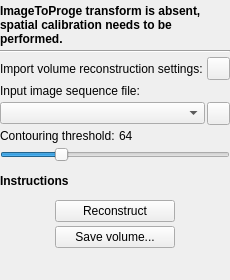
Old version of the form fCal/Toolboxes/LandmarkTransformationToolbox.ui in the repository bpycinski/PlusApp.
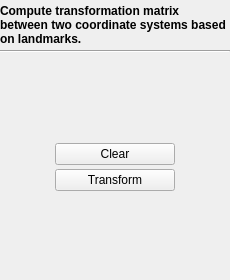
New version of the form. Icons and pictures are not drawn.

Commit message: Zmiana rozszerzenia cpp na cxx w pliku klasy LandmarkTransformationToolbox. Zaimplementowanie tej klasy (tylko wymagane funkcje, dziedziczenia itp.). Dodanie do glownego okna fCal zakładki i przygotowanie okna do wyświetlania.

Diff of the .ui file:
```diff
--- a/fCal/Toolboxes/LandmarkTransformationToolbox.ui
+++ b/fCal/Toolboxes/LandmarkTransformationToolbox.ui
@@ -47,114 +47,7 @@
    <property name="spacing">
     <number>4</number>
    </property>
-   <item row="2" column="0">
-    <layout class="QHBoxLayout" name="horizontalLayout_3">
-     <property name="spacing">
-      <number>2</number>
-     </property>
-     <item>
-      <widget class="QLabel" name="label_VolumeReconstructionConfig">
-       <property name="toolTip">
-        <string>Also overwrites probe calibration</string>
-       </property>
-       <property name="text">
-        <string>Import volume reconstruction settings:</string>
-       </property>
-      </widget>
-     </item>
-     <item>
-      <widget class="QPushButton" name="pushButton_OpenVolumeReconstructionConfig">
-       <property name="sizePolicy">
-        <sizepolicy hsizetype="Fixed" vsizetype="Fixed">
-         <horstretch>0</horstretch>
-         <verstretch>0</verstretch>
-        </sizepolicy>
-       </property>
-       <property name="minimumSize">
-        <size>
-         <width>23</width>
-         <height>23</height>
-        </size>
-       </property>
-       <property name="maximumSize">
-        <size>
-         <width>23</width>
-         <height>23</height>
-        </size>
-       </property>
-       <property name="focusPolicy">
-        <enum>Qt::NoFocus</enum>
-       </property>
-       <property name="text">
-        <string/>
-       </property>
-       <property name="icon">
-        <iconset resource="../fCal.qrc">
-         <normaloff>:/icons/Resources/icon_Import.png</normaloff>:/icons/Resources/icon_Import.png</iconset>
-       </property>
-       <property name="iconSize">
-        <size>
-         <width>16</width>
-         <height>16</height>
-        </size>
-       </property>
-      </widget>
-     </item>
-    </layout>
-   </item>
-   <item row="3" column="0">
-    <widget class="QLabel" name="label_InputImage">
-     <property name="text">
-      <string>Input image sequence file:</string>
-     </property>
-    </widget>
-   </item>
    <item row="4" column="0">
-    <layout class="QHBoxLayout" name="horizontalLayout">
-     <property name="spacing">
-      <number>2</number>
-     </property>
-     <item>
-      <widget class="QComboBox" name="comboBox_InputImage"/>
-     </item>
-     <item>
-      <widget class="QPushButton" name="pushButton_OpenInputImage">
-       <property name="sizePolicy">
-        <sizepolicy hsizetype="Fixed" vsizetype="Fixed">
-         <horstretch>0</horstretch>
-         <verstretch>0</verstretch>
-        </sizepolicy>
-       </property>
-       <property name="minimumSize">
-        <size>
-         <width>23</width>
-         <height>23</height>
-        </size>
-       </property>
-       <property name="maximumSize">
-        <size>
-         <width>23</width>
-         <height>23</height>
-        </size>
-       </property>
-       <property name="text">
-        <string/>
-       </property>
-       <property name="icon">
-        <iconset resource="../fCal.qrc">
-         <normaloff>:/icons/CommonWidgets/Resources/icon_OpenFile.png</normaloff>:/icons/CommonWidgets/Resources/icon_OpenFile.png</iconset>
-       </property>
-       <property name="iconSize">
-        <size>
-         <width>16</width>
-         <height>16</height>
-        </size>
-       </property>
-      </widget>
-     </item>
-    </layout>
-   </item>
-   <item row="11" column="0">
     <layout class="QHBoxLayout" name="horizontalLayout_2">
      <item>
       <widget class="QPushButton" name="pushButton_Reconstruct">
@@ -171,13 +64,13 @@
         </size>
        </property>
        <property name="text">
-        <string>Reconstruct</string>
+        <string>Clear</string>
        </property>
       </widget>
      </item>
     </layout>
    </item>
-   <item row="13" column="0">
+   <item row="6" column="0">
     <spacer name="verticalSpacer_2">
      <property name="orientation">
       <enum>Qt::Vertical</enum>
@@ -190,13 +83,13 @@
      </property>
     </spacer>
    </item>
-   <item row="8" column="0">
+   <item row="3" column="0">
     <spacer name="verticalSpacer">
      <property name="orientation">
       <enum>Qt::Vertical</enum>
      </property>
      <property name="sizeType">
-      <enum>QSizePolicy::Fixed</enum>
+      <enum>QSizePolicy::Expanding</enum>
      </property>
      <property name="sizeHint" stdset="0">
       <size>
@@ -206,39 +99,7 @@
      </property>
     </spacer>
    </item>
-   <item row="9" column="0">
-    <widget class="QLabel" name="label_Instructions">
-     <property name="font">
-      <font>
-       <weight>75</weight>
-       <bold>true</bold>
-      </font>
-     </property>
-     <property name="text">
-      <string>Instructions</string>
-     </property>
-     <property name="wordWrap">
-      <bool>true</bool>
-     </property>
-    </widget>
-   </item>
-   <item row="10" column="0">
-    <spacer name="verticalSpacer_3">
-     <property name="orientation">
-      <enum>Qt::Vertical</enum>
-     </property>
-     <property name="sizeType">
-      <enum>QSizePolicy::Fixed</enum>
-     </property>
-     <property name="sizeHint" stdset="0">
-      <size>
-       <width>20</width>
-       <height>8</height>
-      </size>
-     </property>
-    </spacer>
-   </item>
-   <item row="12" column="0">
+   <item row="5" column="0">
     <layout class="QHBoxLayout" name="horizontalLayout_4">
      <item>
       <widget class="QPushButton" name="pushButton_Save">
@@ -261,52 +122,13 @@
         </size>
        </property>
        <property name="text">
-        <string>Save volume...</string>
+        <string>Transform</string>
        </property>
-       <property name="icon">
+       <!--<property name="icon">
         <iconset resource="../fCal.qrc">
          <normaloff>:/icons/Resources/icon_Save.png</normaloff>:/icons/Resources/icon_Save.png</iconset>
        </property>
-      </widget>
-     </item>
-    </layout>
-   </item>
-   <item row="7" column="0">
-    <widget class="QSlider" name="horizontalSlider_ContouringThreshold">
-     <property name="toolTip">
-      <string>Voxel value based on which the displayed surface is created</string>
-     </property>
-     <property name="maximum">
-      <number>255</number>
-     </property>
-     <property name="value">
-      <number>64</number>
-     </property>
-     <property name="orientation">
-      <enum>Qt::Horizontal</enum>
-     </property>
-     <property name="tickPosition">
-      <enum>QSlider::NoTicks</enum>
-     </property>
-    </widget>
-   </item>
-   <item row="6" column="0">
-    <layout class="QHBoxLayout" name="horizontalLayout_5">
-     <item>
-      <widget class="QLabel" name="label_ContouringThresholdText">
-       <property name="toolTip">
-        <string>Voxel value based on which the displayed surface is created</string>
-       </property>
-       <property name="text">
-        <string>Contouring threshold:</string>
-       </property>
-      </widget>
-     </item>
-     <item>
-      <widget class="QLabel" name="label_ContouringThreshold">
-       <property name="text">
-        <string>64</string>
-       </property>
+       -->
       </widget>
      </item>
     </layout>
@@ -320,7 +142,7 @@
       </font>
      </property>
      <property name="text">
-      <string>ImageToProge transform is absent, spatial calibration needs to be performed.</string>
+      <string>Compute transformation matrix between two coordinate systems based on landmarks.</string>
      </property>
      <property name="wordWrap">
       <bool>true</bool>
```
Left out of the diff: 2 changed lines with no effect on the pictures. The commit also changes 6 other files.
